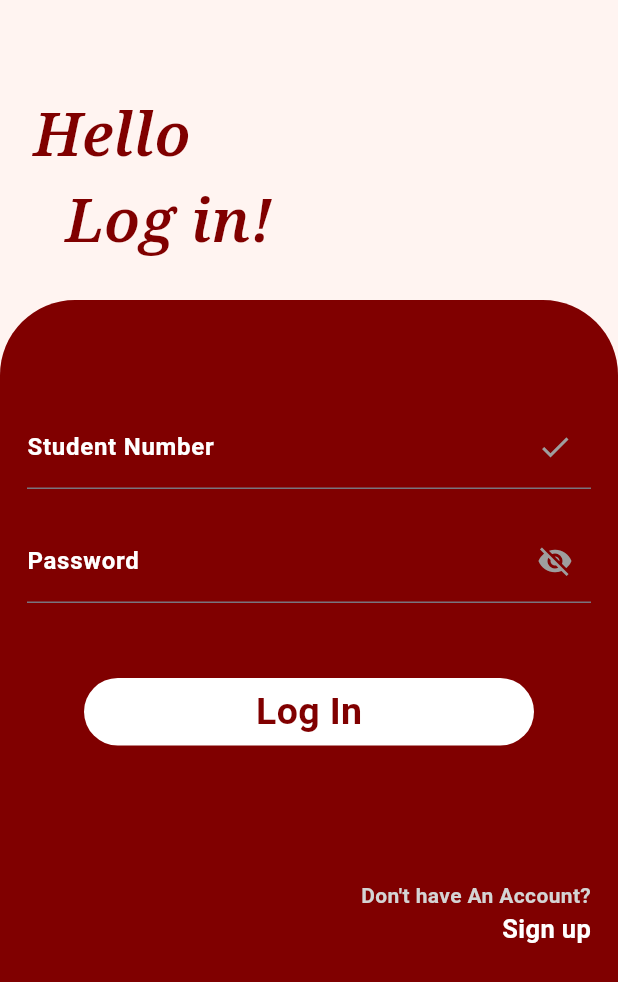
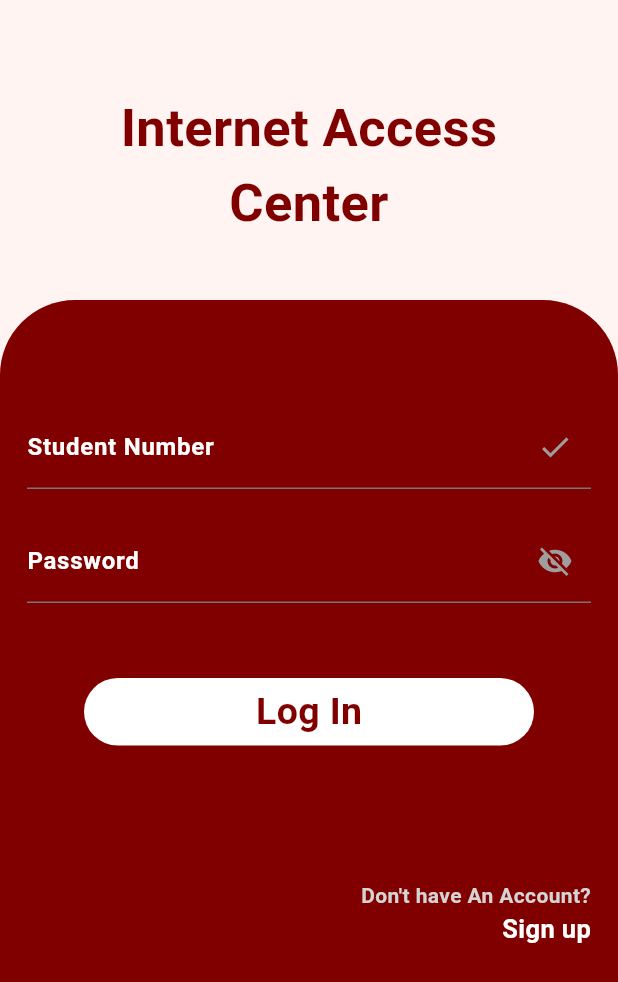
Before and after one commit to ejpdl/IAC, a Flutter app: the screen it shows after launch, after a tap on "Log in", on a phone screen of 412 x 824 dp. Shown: the top 982 px of the screen. Run offline on Flutter 3.47's test engine with Material 3 defaults, Android fonts, the phone set to English and light mode, and no system bars; our stand-ins replace image_picker, shared_preferences; missing offline and left inert: fluid_bottom_nav_bar; network calls fail; Roboto replaces fonts that are missing (inter).

Commit message:
UPDATE FLUTTER FILES

```diff
--- a/internet_access_control/lib/WelcomeScreen.dart
+++ b/internet_access_control/lib/WelcomeScreen.dart
@@ -7,6 +7,10 @@ class WelcomeScreen extends StatelessWidget {
 
   @override
   Widget build(BuildContext context) {
+    // Get screen dimensions
+    double screenHeight = MediaQuery.of(context).size.height;
+    double screenWidth = MediaQuery.of(context).size.width;
+
     return Scaffold(
       body: Container(
         height: double.infinity,
@@ -15,82 +19,97 @@ class WelcomeScreen extends StatelessWidget {
           gradient: LinearGradient(colors: [
             Color.fromARGB(255, 255, 244, 241),
             Color.fromARGB(255, 255, 244, 241),
-      ])),
+          ]),
+        ),
         child: Column(
           children: [
-          Padding(
-            padding: const EdgeInsets.only(top: 150.0),
-            child: Center(
+            SizedBox(
+              height:
+                  screenHeight * 0.2, // 20% of the screen height for spacing
+            ),
+            Center(
               child: Image.asset(
                 'assets/images/iac_logo_b.jpg',
-                width: 250,
-                height: 250,
+                width: screenWidth * 0.5, // 50% of screen width
+                height: screenWidth * 0.5, // Maintain aspect ratio
               ),
             ),
-          ),
-          const SizedBox(
-            height: 70,
+            SizedBox(
+              height:
+                  screenHeight * 0.05, // 5% of the screen height for spacing
             ),
             const Text(
               'Welcome to IAC',
               style: TextStyle(
-                fontSize: 40,
-                fontFamily: 'NotoSerif',
-                color: Color.fromARGB(255, 128, 0, 0)),
+                fontSize: 38,
+                color: Color.fromARGB(255, 128, 0, 0),
               ),
-          const SizedBox(
-            height: 40,
+              textAlign: TextAlign.center,
+            ),
+            SizedBox(
+              height: screenHeight * 0.05, // Additional spacing
             ),
             GestureDetector(
               onTap: () {
-              Navigator.push(context,
-                  MaterialPageRoute(builder: (context) => const LoginScreen()));
+                Navigator.push(
+                  context,
+                  MaterialPageRoute(builder: (context) => const LoginScreen()),
+                );
               },
               child: Container(
-              height: 50,
-              width: 300,
+                height: screenHeight * 0.07, // 7% of the screen height
+                width: screenWidth * 0.8, // 80% of the screen width
                 decoration: BoxDecoration(
                   borderRadius: BorderRadius.circular(30),
-                border: Border.all(color: Color.fromARGB(255, 128, 0, 0)),
+                  border:
+                      Border.all(color: const Color.fromARGB(255, 128, 0, 0)),
                 ),
                 child: const Center(
                   child: Text(
                     'Log in',
                     style: TextStyle(
-                    fontSize: 22,
+                      fontSize: 30, // Adjusted for smaller screens
                       fontWeight: FontWeight.bold,
-                    color: Color.fromARGB(255, 128, 0, 0)),
-              )),
+                      color: Color.fromARGB(255, 128, 0, 0),
                     ),
                   ),
-          const SizedBox(
-            height: 30,
+                ),
+              ),
+            ),
+            SizedBox(
+              height: screenHeight * 0.03, // Adjust spacing
             ),
             GestureDetector(
               onTap: () {
-              Navigator.push(context,
-                  MaterialPageRoute(builder: (context) => const RegScreen()));
+                Navigator.push(
+                  context,
+                  MaterialPageRoute(builder: (context) => const RegScreen()),
+                );
               },
               child: Container(
-              height: 53,
-              width: 300,
+                height: screenHeight * 0.07, // 7% of the screen height
+                width: screenWidth * 0.8, // 80% of the screen width
                 decoration: BoxDecoration(
                   color: const Color.fromARGB(255, 128, 0, 0),
                   borderRadius: BorderRadius.circular(30),
-                border: Border.all(color: const Color.fromARGB(255, 128, 0, 0)),
+                  border:
+                      Border.all(color: const Color.fromARGB(255, 128, 0, 0)),
                 ),
                 child: const Center(
                   child: Text(
                     'Register',
                     style: TextStyle(
-                    fontSize: 22,
+                      fontSize: 30,
                       fontWeight: FontWeight.bold,
-                    color: Color.fromARGB(255, 255, 244, 241)),
-              )),
+                      color: Color.fromARGB(255, 255, 244, 241),
+                    ),
+                  ),
+                ),
               ),
             ),
           ],
         ),
-    ));
+      ),
+    );
   }
 }
--- a/internet_access_control/lib/computerpage.dart
+++ b/internet_access_control/lib/computerpage.dart
@@ -37,7 +37,7 @@ class _ComputerPageState extends State<ComputerPage> {
       }
 
       final response = await http.get(
-        Uri.parse('http://127.0.0.1:4000/PC_List/view_all'),
+        Uri.parse('http://localhost:4000/PC_List/view_all'),
       );
 
       if (response.statusCode == 200) {
@@ -59,7 +59,7 @@ class _ComputerPageState extends State<ComputerPage> {
   Future<void> _fetchComputerStatus() async {
     try {
       final response = await http.get(
-        Uri.parse('http://127.0.0.1:4000/PC_List/view_all'),
+        Uri.parse('http://localhost:4000/PC_List/view_all'),
       );
 
       if (response.statusCode == 200) {
@@ -173,7 +173,7 @@ class _ComputerPageState extends State<ComputerPage> {
       case 'available':
         return Colors.green;
       case 'occupied':
-        return Color.fromARGB(255, 128, 0, 0);
+        return const Color.fromARGB(255, 128, 0, 0);
       case 'pending':
         return Colors.orange;
       default:
@@ -195,7 +195,7 @@ class _ComputerPageState extends State<ComputerPage> {
       }
 
       final response = await http.post(
-        Uri.parse('http://127.0.0.1:4000/api/request-pc'),
+        Uri.parse('http://localhost:4000/api/request-pc'),
         headers: {
           'Content-Type': 'application/json',
         },
@@ -275,12 +275,15 @@ class _ComputerPageState extends State<ComputerPage> {
                   : Padding(
                       padding: const EdgeInsets.all(20.0),
                       child: GridView.builder(
-                        gridDelegate:
-                            const SliverGridDelegateWithFixedCrossAxisCount(
-                          crossAxisCount: 3,
+                        gridDelegate: SliverGridDelegateWithFixedCrossAxisCount(
+                          crossAxisCount: MediaQuery.of(context).size.width ~/
+                              120, // Dynamically calculate the number of columns
                           mainAxisSpacing: 20,
                           crossAxisSpacing: 20,
-                          childAspectRatio: 1,
+                          childAspectRatio:
+                              MediaQuery.of(context).size.aspectRatio > 1
+                                  ? 1
+                                  : 0.75, // Adjust based on screen orientation
                         ),
                         itemCount: computerStatus.length,
                         itemBuilder: (context, index) {
@@ -333,7 +336,7 @@ class _ComputerPageState extends State<ComputerPage> {
             size: 50,
             color: Colors.grey,
           ),
-          const SizedBox(height: 10),
+          const SizedBox(height: 3),
           Text(
             pc,
             style: const TextStyle(
@@ -341,7 +344,7 @@ class _ComputerPageState extends State<ComputerPage> {
               fontWeight: FontWeight.bold,
             ),
           ),
-          const SizedBox(height: 5),
+          const SizedBox(height: 3),
           Row(
             mainAxisAlignment: MainAxisAlignment.center,
             children: [
@@ -373,8 +376,8 @@ class _ComputerPageState extends State<ComputerPage> {
 
     if (status.toLowerCase() == 'occupied') {
       try {
-        final response = await http
-            .get(Uri.parse('http://127.0.0.1:4000/api/pc-time/$pc'));
+        final response =
+            await http.get(Uri.parse('http://localhost:4000/api/pc-time/$pc'));
 
         if (response.statusCode == 200) {
           final Map<String, dynamic> pcData = jsonDecode(response.body);
--- a/internet_access_control/lib/historypage.dart
+++ b/internet_access_control/lib/historypage.dart
@@ -44,7 +44,7 @@ class _HistoryPageState extends State<HistoryPage> {
       }
 
       final response = await http.get(
-        Uri.parse('http://127.0.0.1:4000/api/session-history/$studentId'),
+        Uri.parse('http://localhost:4000/api/session-history/$studentId'),
       );
 
       if (response.statusCode == 200) {
--- a/internet_access_control/lib/homepage.dart
+++ b/internet_access_control/lib/homepage.dart
@@ -114,7 +114,7 @@ class _HomePageState extends State<HomePage> {
       }
 
       final response = await http.get(
-        Uri.parse('http://127.0.0.1:4000/userdata/student/$studentId'),
+        Uri.parse('http://localhost:4000/userdata/student/$studentId'),
       );
 
       if (response.statusCode == 200) {
@@ -208,8 +208,12 @@ class _HomePageState extends State<HomePage> {
                     ),
                     const SizedBox(height: 20),
                     const Text(
-                      'Lorem ipsum dolor sit amet, consectetur adipiscing elit. Nulla quam velit, '
-                      'vulputate eu pharetra nec, mattis ac neque.',
+                      'The Internet Access Control (IAC) Center is a dedicated'
+                      'facility within the university designed to provide students '
+                      'with reliable access to computers and internet resources.'
+                      'It serves as a central hub for academic and research activities,'
+                      'offering a well-equipped environment to support learning,'
+                      'digital literacy, and technical skill development.',
                       textAlign: TextAlign.center,
                       style: TextStyle(
                         fontSize: 16,
--- a/internet_access_control/lib/loginScreen.dart
+++ b/internet_access_control/lib/loginScreen.dart
@@ -34,7 +34,7 @@ class _LoginScreenState extends State<LoginScreen> {
     });
 
     try {
-      var url = "http://127.0.0.1:4000/userdata/login";
+      var url = "http://localhost:4000/userdata/login";
 
       final response = await http.post(
         Uri.parse(url),
@@ -94,12 +94,13 @@ class _LoginScreenState extends State<LoginScreen> {
               ]),
             ),
             child: const Padding(
-              padding: EdgeInsets.only(top: 60.0, left: 22),
+              padding: EdgeInsets.only(top: 60.0),
               child: Text(
-                'Hello \n  Log in!',
+                'Internet Access\n'
+                'Center',
+                textAlign: TextAlign.center,
                 style: TextStyle(
-                  fontFamily: 'NotoSerif',
-                  fontSize: 40,
+                  fontSize: 35,
                   color: Color.fromARGB(255, 128, 0, 0),
                   fontWeight: FontWeight.bold,
                 ),
--- a/internet_access_control/lib/manageprofilepage.dart
+++ b/internet_access_control/lib/manageprofilepage.dart
@@ -75,7 +75,7 @@ class _ManageProfilePageState extends State<ManageProfilePage> {
 
     try {
       final response = await http.get(
-        Uri.parse('http://127.0.0.1:4000/api/student/$studentId'),
+        Uri.parse('http://localhost:4000/api/student/$studentId'),
         headers: {'Content-Type': 'application/json'},
       );
 
@@ -127,7 +127,7 @@ class _ManageProfilePageState extends State<ManageProfilePage> {
 
     try {
       final response = await http.put(
-        Uri.parse('http://127.0.0.1:4000/api/studprofile/$studentId'),
+        Uri.parse('http://localhost:4000/api/studprofile/$studentId'),
         headers: {'Content-Type': 'application/json'},
         body: jsonEncode(updatedData),
       );
--- a/internet_access_control/lib/regScreen.dart
+++ b/internet_access_control/lib/regScreen.dart
@@ -81,7 +81,7 @@ class _RegScreenState extends State<RegScreen> {
     });
 
     try {
-      var url = "http://127.0.0.1:4000/userdata/register";
+      var url = "http://localhost:4000/userdata/register";
 
       final response = await http.post(
         Uri.parse(url),
--- a/internet_access_control/lib/splash_screen.dart
+++ b/internet_access_control/lib/splash_screen.dart
@@ -8,104 +8,115 @@ class SplashScreen extends StatefulWidget {
 }
 
 class _SplashScreenState extends State<SplashScreen>
-    with TickerProviderStateMixin {
-  late AnimationController _fadeController;
-  late Animation<double> _fadeAnimation;
-  bool _isLogoCentered = false;
-  bool _isTextCentered = false;
-  double _opacity = 1.0; // For fading out the entire splash screen
+    with SingleTickerProviderStateMixin {
+  late AnimationController _controller;
+  late Animation<double> _logoAnimation;
 
   @override
   void initState() {
     super.initState();
 
-    _fadeController = AnimationController(
+    // Initialize AnimationController with 6 seconds duration
+    _controller = AnimationController(
+      duration: const Duration(seconds: 6),
       vsync: this,
-      duration: Duration(seconds: 1),
-    );
-    _fadeAnimation = CurvedAnimation(
-      parent: _fadeController,
-      curve: Curves.easeIn,
     );
 
-    // Step 1: Move elements to the center
-    Timer(Duration(seconds: 1), () {
-      setState(() {
-        _isLogoCentered = true;
-        _isTextCentered = true;
+    // Create the bounce effect using TweenSequence
+    _logoAnimation = TweenSequence([
+      // Start from above the screen (-1.0) and drop to the center (0.0)
+      TweenSequenceItem(
+        tween: Tween<double>(begin: -1.0, end: 0.0)
+            .chain(CurveTween(curve: Curves.easeInOut)),
+        weight: 25,
+      ),
+      // First bounce up and down
+      TweenSequenceItem(
+        tween: Tween<double>(begin: 0.0, end: 0.4)
+            .chain(CurveTween(curve: Curves.easeOut)),
+        weight: 15,
+      ),
+      TweenSequenceItem(
+        tween: Tween<double>(begin: 0.4, end: 0.0)
+            .chain(CurveTween(curve: Curves.easeInOut)),
+        weight: 10,
+      ),
+      // Second smaller bounce
+      TweenSequenceItem(
+        tween: Tween<double>(begin: 0.0, end: 0.2)
+            .chain(CurveTween(curve: Curves.easeOut)),
+        weight: 10,
+      ),
+      TweenSequenceItem(
+        tween: Tween<double>(begin: 0.2, end: 0.0)
+            .chain(CurveTween(curve: Curves.easeInOut)),
+        weight: 5,
+      ),
+      // Final small bounce
+      TweenSequenceItem(
+        tween: Tween<double>(begin: 0.0, end: 0.1)
+            .chain(CurveTween(curve: Curves.easeOut)),
+        weight: 5,
+      ),
+      TweenSequenceItem(
+        tween: Tween<double>(begin: 0.1, end: 0.0)
+            .chain(CurveTween(curve: Curves.easeInOut)),
+        weight: 5,
+      ),
+    ]).animate(_controller)
+      ..addStatusListener((status) {
+        if (status == AnimationStatus.completed) {
+          // Pause at the center for 3 seconds
+          Timer(const Duration(seconds: 1), () {
+            Navigator.pushReplacement(
+              context,
+              MaterialPageRoute(builder: (context) => const WelcomeScreen()),
+            );
           });
-      _fadeController.forward();
+        }
       });
 
-    // Step 2: Wait 2 seconds after centering, then fade out
-    Timer(Duration(seconds: 5), () {
-      // 1 second for centering + 3 seconds of stay
-      setState(() {
-        _opacity = 0.0; // Start fading out
-      });
-      // Step 3: Navigate to WelcomeScreen after fade-out
-      Timer(Duration(seconds: 1), () {
-        // Wait for fade-out to complete
-        Navigator.pushReplacement(
-          context,
-          MaterialPageRoute(builder: (context) => WelcomeScreen()),
-        );
-      });
-    });
+    // Start the animation
+    _controller.forward();
   }
 
   @override
   void dispose() {
-    _fadeController.dispose();
+    _controller.dispose();
     super.dispose();
   }
 
   @override
   Widget build(BuildContext context) {
+    double screenHeight = MediaQuery.of(context).size.height;
+    double screenWidth = MediaQuery.of(context).size.width;
+
     return Scaffold(
-      backgroundColor: Color.fromARGB(255, 255, 244, 241),
-      body: AnimatedOpacity(
-        duration: Duration(seconds: 1), // Duration of the fade-out
-        opacity: _opacity,
-        child: Stack(
+      backgroundColor: const Color.fromARGB(255, 255, 244, 241),
+      body: AnimatedBuilder(
+        animation: _controller,
+        builder: (context, child) {
+          // Adjust position for falling and bouncing in the center
+          double topPosition =
+              (screenHeight * 0.3) * (1 + _logoAnimation.value);
+
+          return Stack(
             children: [
-            AnimatedPositioned(
-              duration: const Duration(seconds: 3), // Duration for centering
-              curve: Curves.easeOut,
-              top: _isLogoCentered
-                  ? MediaQuery.of(context).size.height * 0.26
-                  : 0,
+              Positioned(
+                top: topPosition,
                 left: 0,
                 right: 0,
                 child: Center(
                   child: Image.asset(
-                  'assets/images/top_logo.jpg',
-                  width: 300,
-                  height: 300,
-                ),
-              ),
-            ),
-            AnimatedPositioned(
-              duration: const Duration(seconds: 3), // Duration for centering
-              curve: Curves.easeOut,
-              bottom: _isTextCentered
-                  ? MediaQuery.of(context).size.height * 0.26
-                  : 0,
-              left: 0,
-              right: 0,
-              child: Center(
-                child: FadeTransition(
-                  opacity: _fadeAnimation,
-                  child: Image.asset(
-                    'assets/images/bottom_logo.jpg',
-                    width: 300,
-                    height: 300,
-                  ),
+                    'assets/images/iac_logo_b.jpg',
+                    width: screenWidth * 0.6,
+                    height: screenWidth * 0.6,
                   ),
                 ),
               ),
             ],
-        ),
+          );
+        },
       ),
     );
   }
```
Also changed, not shown: internet_access_control/pubspec.yaml (+11 -5 lines), internet_access_control/assets/icon/IAC_app_logo.png (added). Lines whose indentation alone changed are shown as unchanged.
